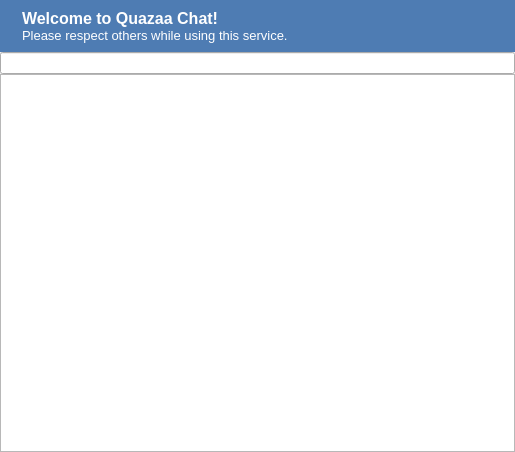
Above: branches/Rewrite/UI/widgetchatroom.ui from c3c/quazaa before the change. Below: the same form after it.
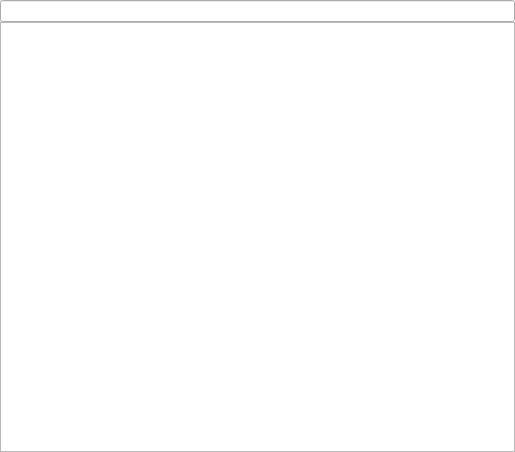
That is the form after the change. Icons and pictures are not drawn.

Commit message: Moved chat welcome to widgetchatmiddle.

```diff
--- a/branches/Rewrite/UI/widgetchatroom.ui
+++ b/branches/Rewrite/UI/widgetchatroom.ui
@@ -21,55 +21,6 @@
     <property name="margin">
      <number>0</number>
     </property>
-    <item>
-     <widget class="QFrame" name="frameChatWelcome">
-      <property name="styleSheet">
-       <string notr="true">QFrame {
-	background-color: rgb(78, 124, 179);
-	color: rgb(255, 255, 255);
-}</string>
-      </property>
-      <property name="frameShape">
-       <enum>QFrame::NoFrame</enum>
-      </property>
-      <property name="frameShadow">
-       <enum>QFrame::Raised</enum>
-      </property>
-      <layout class="QGridLayout" name="gridLayout_39">
-       <item row="0" column="0">
-        <widget class="QLabel" name="labelChatWelcomeLogo">
-         <property name="text">
-          <string/>
-         </property>
-         <property name="pixmap">
-          <pixmap resource="../Resource.qrc">:/Resource/Chat/ChatWelcome.png</pixmap>
-         </property>
-         <property name="scaledContents">
-          <bool>false</bool>
-         </property>
-        </widget>
-       </item>
-       <item row="0" column="1">
-        <widget class="QLabel" name="labelChatWelcomeText">
-         <property name="sizePolicy">
-          <sizepolicy hsizetype="Expanding" vsizetype="Preferred">
-           <horstretch>0</horstretch>
-           <verstretch>0</verstretch>
-          </sizepolicy>
-         </property>
-         <property name="text">
-          <string>&lt;!DOCTYPE HTML PUBLIC &quot;-//W3C//DTD HTML 4.0//EN&quot; &quot;http://www.w3.org/TR/REC-html40/strict.dtd&quot;&gt;
-&lt;html&gt;&lt;head&gt;&lt;meta name=&quot;qrichtext&quot; content=&quot;1&quot; /&gt;&lt;style type=&quot;text/css&quot;&gt;
-p, li { white-space: pre-wrap; }
-&lt;/style&gt;&lt;/head&gt;&lt;body style=&quot; font-family:'MS Shell Dlg 2'; font-size:8.25pt; font-weight:400; font-style:normal;&quot;&gt;
-&lt;p style=&quot; margin-top:0px; margin-bottom:0px; margin-left:0px; margin-right:0px; -qt-block-indent:0; text-indent:0px;&quot;&gt;&lt;span style=&quot; font-size:12pt; font-weight:600;&quot;&gt;Welcome to Quazaa Chat!&lt;/span&gt;&lt;/p&gt;
-&lt;p style=&quot; margin-top:0px; margin-bottom:0px; margin-left:0px; margin-right:0px; -qt-block-indent:0; text-indent:0px;&quot;&gt;&lt;span style=&quot; font-size:10pt;&quot;&gt;Please respect others while using this service.&lt;/span&gt;&lt;/p&gt;&lt;/body&gt;&lt;/html&gt;</string>
-         </property>
-        </widget>
-       </item>
-      </layout>
-     </widget>
-    </item>
     <item>
      <widget class="QLineEdit" name="lineEditTopic">
       <property name="sizePolicy">
```
Left out of the diff: 4 changed lines with no effect on the pictures. The commit also changes 1 other file.
